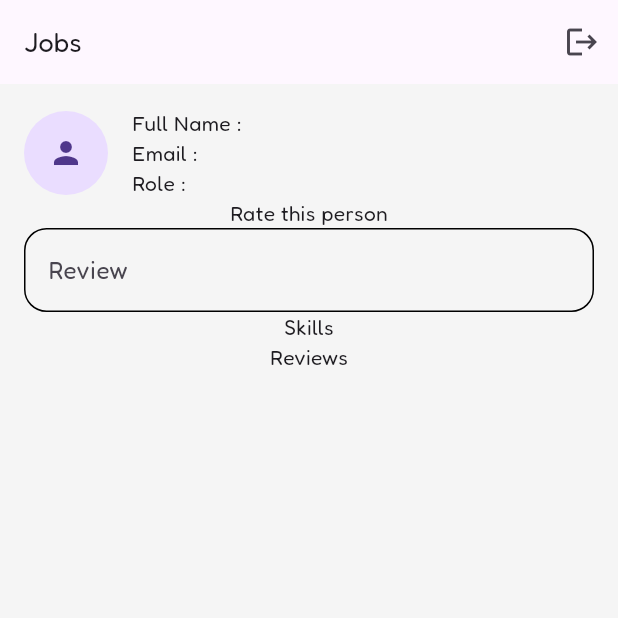
After one commit to NatXiao/TafMatch, a Flutter app: the ProfileScreen screen opened directly, on a phone screen of 412 x 824 dp, the top half of it. The commit adds this screen. Run offline on Flutter 3.47's test engine with Material 3 defaults, Android fonts, the phone set to English and light mode, and no system bars; our stand-ins replace cloud_firestore, firebase_auth, firebase_core, flutter_dotenv; accounts and stored records are empty.

Commit message:
feat : first version of profile (very temporary)

```diff
--- a/lib/views/login_screen.dart
+++ b/lib/views/login_screen.dart
@@ -3,6 +3,7 @@ import 'package:provider/provider.dart';
 import 'package:taf_match/views/about_screen.dart';
 import 'package:taf_match/views/face_login_screen.dart';
 import 'package:taf_match/views/job_list_screen.dart';
+import 'package:taf_match/views/profile.dart';
 import 'package:taf_match/views/signup_screen.dart';
 
 import '../providers/auth_provider.dart';
@@ -233,7 +234,7 @@ class LoginScreenState extends State<LoginScreen> {
 
     if (success) {
       navigator.pushReplacement(
-        MaterialPageRoute(builder: (_) => const JobListScreen()),
+        MaterialPageRoute(builder: (_) => ProfileScreen()),
       );
     }
   }
--- /dev/null
+++ b/lib/views/profile.dart
@@ -0,0 +1,193 @@
+
+import 'package:flutter/material.dart';
+import 'package:flutter/widgets.dart';
+import 'package:provider/provider.dart';
+import 'package:taf_match/models/review_model.dart';
+import 'package:taf_match/models/user_model.dart';
+import 'package:taf_match/providers/auth_provider.dart';
+import 'package:taf_match/providers/review_provider.dart';
+import 'package:taf_match/providers/user_provider.dart';
+import 'package:taf_match/views/login_screen.dart';
+
+class ProfileScreen extends StatefulWidget {
+  @override
+  ProfileScreenState createState() => ProfileScreenState();
+
+}
+
+class ProfileScreenState extends State<ProfileScreen> {
+  final TextEditingController _reviewController = TextEditingController();
+  Future<Map<String, UserModel>>? _authorsFuture;
+  String _authorIdsKey = '';
+  String? _listeningTargetUserId;
+
+  @override
+  void didChangeDependencies() {
+    super.didChangeDependencies();
+    final user = Provider.of<UserProvider>(context).profile;
+    if (user != null && user.uid != _listeningTargetUserId) {
+      _listeningTargetUserId = user.uid;
+      Provider.of<ReviewProvider>(context, listen: false)
+          .listenToUserReviews(user.uid);
+    }
+  }
+
+  @override
+  void dispose() {
+    _reviewController.dispose();
+    super.dispose();
+  }
+
+  @override
+  Widget build(BuildContext context) {
+    final userProvider = Provider.of<UserProvider>(context);
+    final user = userProvider.profile;
+    final reviewProvider = Provider.of<ReviewProvider>(context);
+    final reviews = reviewProvider.reviews;
+    final authorIds = reviews.map((review) => review.authorId).toSet().toList();
+    final authorIdsKey = authorIds.join('|');
+    if (authorIdsKey != _authorIdsKey) {
+      _authorIdsKey = authorIdsKey;
+      _authorsFuture = userProvider.getUsersByIds(authorIds);
+    }
+
+  return Scaffold(
+      appBar: AppBar(
+        title: Text("Jobs"),
+        actions: [
+          IconButton(
+            icon: const Icon(Icons.logout),
+            onPressed: () {
+              Provider.of<AuthProvider>(context, listen: false).signOut();
+              Navigator.of(context).pushReplacement(
+                MaterialPageRoute(builder: (context) => const LoginScreen()),
+              );
+            },
+          ),
+        ],
+      ),
+
+      body: Padding(
+        padding: const EdgeInsets.all(16.0),
+        child: Form(
+          child: Column(
+            children: [
+              Row(
+                children: [
+                  CircleAvatar(
+                    radius: 28,
+                    backgroundImage: user?.profilePictureUrl.isNotEmpty == true
+                        ? NetworkImage(user!.profilePictureUrl)
+                        : null,
+                    child: user?.profilePictureUrl.isEmpty == true
+                        ? const Icon(Icons.person)
+                        : null,
+                  ),
+                const SizedBox(width: 16),
+                Column(
+                  crossAxisAlignment: CrossAxisAlignment.start,
+                  children: [
+                    Text(
+                      "Full Name : ${user?.fullName ?? ''}",
+                    ),
+                    Text(
+                      "Email : ${user?.email ?? ''}",
+                    ),
+                    Text(
+                      "Role : ${user?.role ?? ''}",
+                    ),
+                  ],
+                ),
+              ]),
+
+              Text(
+                "Rate this person",
+              ),
+              TextFormField(
+                controller: _reviewController,
+                decoration: InputDecoration(
+                  labelText: 'Review',
+                  focusedBorder: OutlineInputBorder(
+                    borderRadius: BorderRadius.circular(15.0),
+                    borderSide: BorderSide(
+                      color: Theme.of(context).colorScheme.primary,
+                      width: 2.0,
+                    ),
+                  ),
+                  enabledBorder: OutlineInputBorder(
+                    borderRadius: BorderRadius.circular(15.0),
+                    borderSide: BorderSide(
+                      color: Colors.black,
+                    ),
+                  ),
+                ),
+                validator: (value) {
+                  if (value == null || value.isEmpty) {
+                    return 'Please enter an review';
+                  }
+                  return null;
+                },
+              ),
+
+              Text(
+                "Skills",
+              ),
+
+              Text(
+                "Reviews",
+              ),
+              Expanded(
+                child: FutureBuilder<Map<String, UserModel>>(
+                  future: _authorsFuture,
+                  builder: (context, snapshot) {
+                    if (snapshot.connectionState == ConnectionState.waiting) {
+                      return const Center(child: CircularProgressIndicator());
+                    }
+                    if (snapshot.hasError) {
+                      return const Center(
+                          child: Text('Unable to load reviews'));
+                    }
+                    return ListView.builder(
+                      itemCount: reviews.length,
+                      itemBuilder: (context, index) {
+                        final review = reviews[index];
+                        return _buildUserCard(
+                          review,
+                          snapshot.data?[review.authorId],
+                        );
+                      },
+                    );
+                  },
+                ),
+              ),
+            ],
+          ),
+        ),
+      ),
+    );
+  }
+}
+
+Widget _buildUserCard(Review review, UserModel? reviewer) {
+  return Card(
+    child: ListTile(
+      title: Text(reviewer?.fullName ?? 'Unknown user'),
+      leading: CircleAvatar(
+        radius: 28,
+        backgroundImage: reviewer?.profilePictureUrl.isNotEmpty == true
+            ? NetworkImage(reviewer!.profilePictureUrl)
+            : null,
+        child: reviewer?.profilePictureUrl.isEmpty == true
+            ? const Icon(Icons.person)
+            : null,
+      ),
+      subtitle: Column(
+        crossAxisAlignment: CrossAxisAlignment.start,
+        children: [
+          Text('Rating: ${review.rating}'),
+          Text('Comment: ${review.comment}'),
+        ],
+      ),
+    ),
+  );
+}
```
Also changed, not shown: lib/main.dart (+12 -4 lines), lib/providers/user_provider.dart (+9 -0 lines), lib/repositories/firestore_user_repository.dart (+16 -0 lines).
